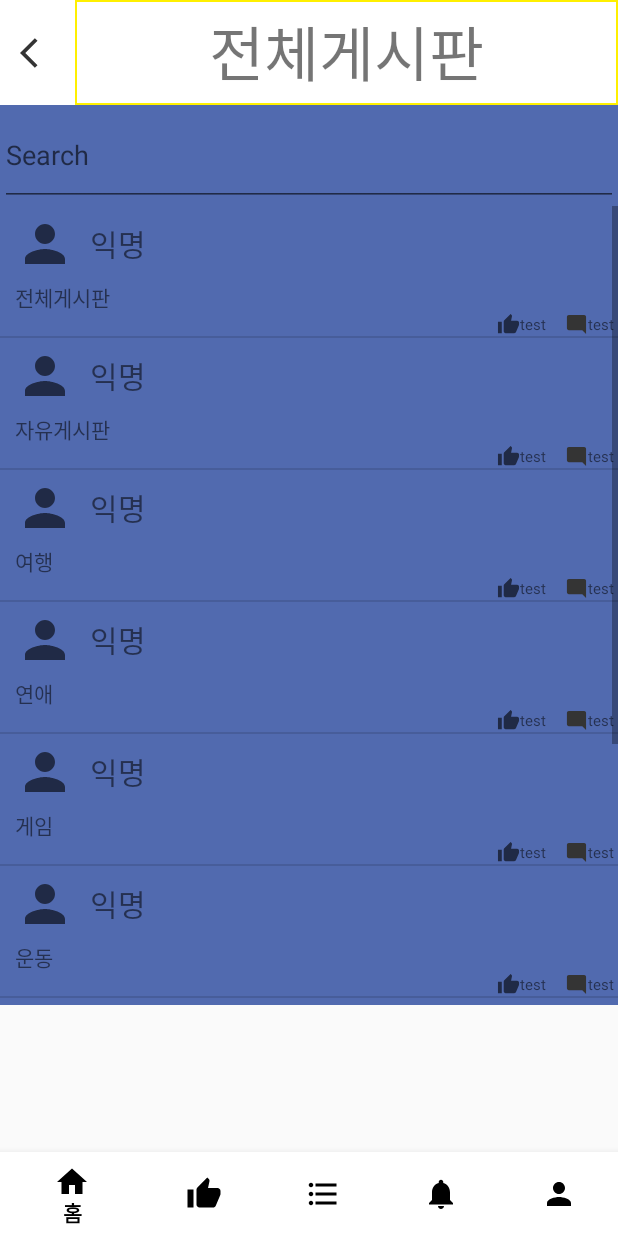
After one commit to moon722/MBTIclub, an Android app: the fragment PostListFrag placed in its activity, on a phone screen of 412 x 824 dp. The commit adds this screen. Run offline under Robolectric (Android 15) with nearby library versions, the phone set to English and light mode, and no system bars; 1 statement that could not run was skipped.

Commit message:
인주 게시물 리스트 대충 구현

```diff
--- a/app/src/main/java/com/example/mbticlub/BoardListViewAdapter.java
+++ b/app/src/main/java/com/example/mbticlub/BoardListViewAdapter.java
@@ -15,6 +15,10 @@ import android.widget.LinearLayout;
 import android.widget.TextView;
 import android.widget.Toast;
 
+import androidx.fragment.app.FragmentActivity;
+import androidx.fragment.app.FragmentManager;
+import androidx.fragment.app.FragmentTransaction;
+
 import java.util.ArrayList;
 import java.util.List;
 //대신 ListVewItemAdapter 써볼것
@@ -28,10 +32,19 @@ public class BoardListViewAdapter extends BaseAdapter implements Filterable {
     public ArrayList<BoardListViewItem> filteredItemList = listViewItemList;
     public ArrayList<String> OringinalItemList = OutputToFilter();
 
-    Filter listFilter;
+    public String board_name;
+
+    //fragment transaction
+    private FragmentManager boardFragementManager;
+    private FragmentTransaction boardFragmentTranscation;
+    private FragmentActivity boardFragmentActivity;
+
 
     //BoardListViewAdapter의 생성자
-    public BoardListViewAdapter(){
+    public BoardListViewAdapter(FragmentManager fm, FragmentTransaction ft, FragmentActivity fa){
+        boardFragementManager = fm;
+        boardFragmentTranscation = ft;
+        boardFragmentActivity = fa;
 
     }
 
@@ -53,7 +66,7 @@ public class BoardListViewAdapter extends BaseAdapter implements Filterable {
 
     //position에 위치한 데이터를 화면에 출력하는데 사용될 View를 리턴
     @Override
-    public View getView(final int position, View convertView, ViewGroup parent){
+    public View getView(final int position, View convertView, final ViewGroup parent){
         final int pos = position;
         final Context context = parent.getContext();
 
@@ -79,6 +92,9 @@ public class BoardListViewAdapter extends BaseAdapter implements Filterable {
             @Override
             public void onClick(View v) {
 
+                board_name = boardlistViewItem.getTitle();
+                boardFragmentTranscation.commit();
+
             }
         });
 
@@ -88,6 +104,7 @@ public class BoardListViewAdapter extends BaseAdapter implements Filterable {
 
                 if(boardlistViewItem.getIcon()==R.drawable.ic_baseline_star_border_24){
                     filteredItemList.get(position).setIcon(R.drawable.ic_baseline_star_24);
+
 //                    BoardListViewItem b =new BoardListViewItem();
 //                    b.setTitle(boardlistViewItem.getTitle());
 //                    b.setIcon(R.drawable.ic_baseline_star_24);
--- a/app/src/main/java/com/example/mbticlub/BoardListViewItem.java
+++ b/app/src/main/java/com/example/mbticlub/BoardListViewItem.java
@@ -7,7 +7,7 @@ import java.util.Arrays;
 public class BoardListViewItem {
     private int iconDrawable ;
     private String titleStr ;
-    private String descStr ;
+    private String content ;
 
     public void setIcon(int icon) {
         iconDrawable = icon ;
@@ -15,9 +15,9 @@ public class BoardListViewItem {
     public void setTitle(String title) {
         titleStr = title ;
     }
-//    public void setDesc(String desc) {
-//        descStr = desc ;
-//    }
+    public void setDesc(String desc) {
+        content = desc ;
+    }
 
     public int getIcon() {
         return this.iconDrawable ;
@@ -27,8 +27,8 @@ public class BoardListViewItem {
     }
 
 
-//    public String getDesc() {
-//        return this.descStr ;
-//    }
+    public String getDesc() {
+        return this.content ;
+    }
 
 }
--- a/app/src/main/java/com/example/mbticlub/Frag3.java
+++ b/app/src/main/java/com/example/mbticlub/Frag3.java
@@ -22,6 +22,9 @@ import android.widget.Toast;
 import androidx.annotation.NonNull;
 import androidx.annotation.Nullable;
 import androidx.fragment.app.Fragment;
+import androidx.fragment.app.FragmentActivity;
+import androidx.fragment.app.FragmentManager;
+import androidx.fragment.app.FragmentTransaction;
 
 import com.example.mbticlub.R;
 
@@ -38,26 +41,47 @@ public class Frag3 extends Fragment{
 
 
     //    -------------------board list,search
-//    String[] board_items;
-//    ArrayList<String> board_listitems;
-//    BoardListViewAdapter board_adapter;
     ListView board_listview;
     EditText board_editText_filter;
     int current_backgound=R.color.INTP;
+    //        -----------------
+
+    Bundle arguments;
 
 
     @Nullable
+
     @Override
     public View onCreateView(@NonNull LayoutInflater inflater, @Nullable ViewGroup container, @Nullable Bundle savedInstanceState) {
         view = inflater.inflate(R.layout.frag3,container,false);
         background = (LinearLayout)view.findViewById(R.id.board_background);
 
+
+        Fragment frag4 = new Frag4();
+        Fragment postlist_frag = new PostListFrag();
+        arguments = new Bundle();
+        arguments.putInt("background",current_backgound);
+        postlist_frag.setArguments(arguments);
+        FragmentTransaction transaction = getFragmentManager().beginTransaction();
+        transaction.replace(R.id.main_frame,postlist_frag);
+        transaction.addToBackStack(null);
+
+
+
+//        savedInstanceState.putInt("background",current_backgound);
+//        transaction.commit();
+
+
+
+
         final Context context = container.getContext();
 
-        final BoardListViewAdapter board_adapter=new BoardListViewAdapter();
+
+        final BoardListViewAdapter board_adapter=new BoardListViewAdapter(getFragmentManager(),transaction,(MainActivity)getActivity());
         board_listview = (ListView)view.findViewById(R.id.board_listview);
         board_listview.setAdapter(board_adapter);
         add_item(board_adapter);
+        arguments.putString("board_title",board_adapter.board_name);
 
         board_editText_filter=(EditText)view.findViewById(R.id.textSearch);
 //        init_boardList();
@@ -132,6 +156,7 @@ public class Frag3 extends Fragment{
         builder.setView(listView);
         final AlertDialog dialog = builder.create();
         //do action to Edit Text
+
         final EditText txtDate = (EditText)view.findViewById(R.id.editMBTI);
         txtDate.setOnClickListener(new View.OnClickListener() {
             @Override
@@ -150,6 +175,16 @@ public class Frag3 extends Fragment{
             }
         });
         background.setBackgroundResource(current_backgound);
+
+//        -----------------
+//        Fragment newFragement = new Frag4();
+//        FragmentTransaction transaction = getFragmentManager().beginTransaction();
+//        transaction.replace(R.id.main_frame,newFragement);
+//        transaction.addToBackStack(null);
+//        transaction.commit();
+
+
+
         return view;
     }
 
--- /dev/null
+++ b/app/src/main/java/com/example/mbticlub/PostListFrag.java
@@ -0,0 +1,100 @@
+package com.example.mbticlub;
+
+import android.app.AlertDialog;
+import android.content.Context;
+import android.os.Bundle;
+import android.text.Editable;
+import android.text.TextWatcher;
+import android.view.LayoutInflater;
+import android.view.View;
+import android.view.ViewGroup;
+import android.widget.AdapterView;
+import android.widget.ArrayAdapter;
+import android.widget.EditText;
+import android.widget.LinearLayout;
+import android.widget.ListView;
+import android.widget.TextView;
+
+import androidx.annotation.NonNull;
+import androidx.annotation.Nullable;
+import androidx.fragment.app.Fragment;
+import androidx.fragment.app.FragmentTransaction;
+
+import java.util.ArrayList;
+import java.util.List;
+
+public class PostListFrag extends Fragment{
+
+    private View view;
+    LinearLayout background;
+
+    ListView post_listview;
+    EditText post_editText_filter;
+    int current_backgound=R.color.INTP;
+
+    //        -----------------
+    Bundle receive_argu;
+
+
+    @Nullable
+    @Override
+    public View onCreateView(@NonNull LayoutInflater inflater, @Nullable ViewGroup container, @Nullable Bundle savedInstanceState) {
+        view = inflater.inflate(R.layout.post_listview,container,false);
+        background = (LinearLayout)view.findViewById(R.id.board_background);
+
+//        receive_argu = this.getArguments();
+        current_backgound = getArguments().getInt("background");
+
+
+
+
+        final PostListViewAdapter postlist_adapter=new PostListViewAdapter();
+        post_listview = (ListView)view.findViewById(R.id.post_listview);
+        post_listview.setAdapter(postlist_adapter);
+        add_item(postlist_adapter);
+
+        post_editText_filter=(EditText)view.findViewById(R.id.post_textSearch);
+        post_editText_filter.addTextChangedListener(new TextWatcher() {
+            @Override
+            public void beforeTextChanged(CharSequence s, int start, int count, int after) {
+            }
+
+            @Override
+            public void onTextChanged(CharSequence s, int start, int before, int count) {
+                postlist_adapter.getFilter().filter(s.toString());
+
+            }
+
+            @Override
+            public void afterTextChanged(Editable s) {
+
+            }
+        });
+//        ------------------------ board_title
+
+        //add data to listview
+
+//        final int[] board_colors = {R.color.INTJ,R.color.INTP,R.color.ENTJ,R.color.ENTP,
+//                R.color.INFJ,R.color.INFP,R.color.ENFJ,R.color.ENFP,
+//                R.color.ISTJ,R.color.INFJ,R.color.ESTJ,R.color.ESFJ,
+//                R.color.ISTP,R.color.ISFP,R.color.ESTP,R.color.ESFP};
+        final TextView board_title = (TextView) view.findViewById(R.id.edit_post_BoardName);
+//        board_title.setText(receive_argu.getString("board_title"));
+
+        background.setBackgroundResource(current_backgound);
+
+
+
+        return view;
+    }
+
+    public void add_item(PostListViewAdapter postlist_adapter){
+        String[] post_content=new String[]{"전체게시판","자유게시판","여행","연애","게임","운동","영화","독서","소모임"};
+        for(String item:post_content){
+            postlist_adapter.addItem("익명",R.drawable.ic_baseline_person_24,item);
+        }
+
+        postlist_adapter.notifyDataSetChanged();
+    }
+
+}
--- a/app/src/main/java/com/example/mbticlub/PostListViewAdpater.java
+++ b/app/src/main/java/com/example/mbticlub/PostListViewAdpater.java
@@ -1,84 +1,158 @@
-//package com.example.mbticlub;
-//
-//import android.content.Context;
-//import android.graphics.drawable.Drawable;
-//import android.view.LayoutInflater;
-//import android.view.View;
-//import android.view.ViewGroup;
-//import android.widget.BaseAdapter;
-//import android.widget.ImageView;
-//import android.widget.TextView;
-//
-//import org.w3c.dom.Text;
-//
-//import java.util.ArrayList;
+package com.example.mbticlub;
 
+import android.content.Context;
+import android.graphics.drawable.Drawable;
+import android.view.LayoutInflater;
+import android.view.View;
+import android.view.ViewGroup;
+import android.widget.AdapterView;
+import android.widget.BaseAdapter;
+import android.widget.Filter;
+import android.widget.Filterable;
+import android.widget.ImageButton;
+import android.widget.ImageView;
+import android.widget.LinearLayout;
+import android.widget.TextView;
+import android.widget.Toast;
+
+import androidx.fragment.app.FragmentManager;
+import androidx.fragment.app.FragmentTransaction;
+
+import java.util.ArrayList;
+import java.util.List;
 //대신 ListVewItemAdapter 써볼것
-//
-//class PostListViewAdapter extends BaseAdapter {
-//    private ImageView iconImageView;
-//    private TextView titleTextView;
-////    private TextView contentTextView;
-//
-//    //Adapter에 추가된 데이터를 저장하기 위한 ArrayList
-//    private ArrayList<ListViewItem> listViewItemList = new ArrayList<ListViewItem>();
-//
-//    //PostListViewAdapter의 생성자
-//    public PostListViewAdapter(){
-//
-//    }
-//
-//    //Adapter에 사용되는 데이터의 개수를 리턴
-//    @Override
-//    public int getCount(){
-//        return listViewItemList.size();
-//    }
-//
-//    @Override
-//    public Object getItem(int position) {
-//        return listViewItemList.get(position);
-//    }
-//
-//    @Override
-//    public long getItemId(int position) {
-//        return position;
-//    }
-//
-//    //position에 위치한 데이터를 화면에 출력하는데 사용될 View를 리턴
-//    @Override
-//    public View getView(int position, View convertView, ViewGroup parent){
-//        final int pos = position;
-//        final Context context = parent.getContext();
-//
-//        //"board_listview_item" Layout을 infalte하여 convertView참조 획득
-//        if(convertView == null){
-//            LayoutInflater inflater = (LayoutInflater)context.getSystemService(Context.LAYOUT_INFLATER_SERVICE);
-//            convertView=inflater.inflate(R.layout.board_listview_item,parent,false);
-//
-//        }
-//        //화면에 표시될 View(Layout이 inflate된)으로부터 위젯에 대한 참조 획득
-//        titleTextView=(TextView)convertView.findViewById(R.id.board_item_title);
-//        iconImageView= (ImageView) convertView.findViewById(R.id.board_item_icon);
-////        contentTextView=(TextView)convertView.findViewById(R.id.board_item_content);
-//
-//        ListViewItem listViewItem = listViewItemList.get(position);
-//
-//        //아이템 내 각 위젯에 데이터 반영
-//        titleTextView.setText(listViewItem.getTitle());
-//        iconImageView.setImageDrawable(listViewItem.getIcon());
-////        contentTextView.setText(listViewItem.getDesc());
-//
-//        return convertView;
-//
-//    }
-//    //아이템 데이터 추가를 위한 함수
-//    public void addItem(String title, Drawable icon, String content){
-//        ListViewItem item = new ListViewItem();
-//
-//        item.setTitle(title);
-//        item.setIcon(icon);
-////        item.setDesc(content);
-//        listViewItemList.add(item);
-//    }
-//
-//}
+
+class PostListViewAdapter extends BaseAdapter implements Filterable {
+    private TextView titleTextView;
+    private ImageView iconImageView;
+    private TextView contentTextView;
+
+    //Adapter에 추가된 데이터를 저장하기 위한 ArrayList
+    public ArrayList<BoardListViewItem> listViewItemList = new ArrayList<BoardListViewItem>();
+    public ArrayList<BoardListViewItem> filteredItemList = listViewItemList;
+//    public ArrayList<String> OringinalItemList = OutputToFilter();
+
+
+    //fragment transaction
+//    private FragmentManager boardFragementManager;
+//    private FragmentTransaction boardFragmentTranscation;
+
+
+    //BoardListViewAdapter의 생성자
+    public PostListViewAdapter(){
+//        boardFragementManager = fm;
+//        boardFragmentTranscation = ft;
+    }
+
+    //Adapter에 사용되는 데이터의 개수를 리턴
+    @Override
+    public int getCount(){
+        return filteredItemList.size();
+    }
+
+    @Override
+    public Object getItem(int position) {
+        return filteredItemList.get(position);
+    }
+
+    @Override
+    public long getItemId(int position) {
+        return position;
+    }
+
+    //position에 위치한 데이터를 화면에 출력하는데 사용될 View를 리턴
+    @Override
+    public View getView(final int position, View convertView, ViewGroup parent){
+        final int pos = position;
+        final Context context = parent.getContext();
+
+        //"board_listview_item" Layout을 infalte하여 convertView참조 획득
+        if(convertView == null){
+            LayoutInflater inflater = (LayoutInflater)context.getSystemService(Context.LAYOUT_INFLATER_SERVICE);
+            convertView=inflater.inflate(R.layout.post_listview_item,parent,false);
+
+        }
+        //화면에 표시될 View(Layout이 inflate된)으로부터 위젯에 대한 참조 획득
+        titleTextView=(TextView)convertView.findViewById(R.id.post_item_title);
+        iconImageView = (ImageView) convertView.findViewById(R.id.post_item_icon);
+        contentTextView = (TextView)convertView.findViewById(R.id.post_item_content);
+
+
+        final BoardListViewItem postlistViewItem = filteredItemList.get(position);
+
+        //아이템 내 각 위젯에 데이터 반영
+        titleTextView.setText(postlistViewItem.getTitle());
+        iconImageView.setImageResource(postlistViewItem.getIcon());
+        contentTextView.setText(postlistViewItem.getDesc());
+        titleTextView.setOnClickListener(new AdapterView.OnClickListener(){
+
+            @Override
+            public void onClick(View v) {
+//                boardFragmentTranscation.commit();
+
+            }
+        });
+
+        iconImageView.setOnClickListener(new AdapterView.OnClickListener(){
+            @Override
+            public void onClick(View v) {
+
+            }
+        });
+
+
+
+
+        return convertView;
+
+    }
+
+    //아이템 데이터 추가를 위한 함수
+    public void addItem(String title, int icon,String content){
+        BoardListViewItem item = new BoardListViewItem();
+
+
+        item.setTitle(title);
+        item.setIcon(icon);
+        item.setDesc(content);
+        listViewItemList.add(item);
+    }
+
+    @Override
+    public Filter getFilter(){
+        Filter g_filter = new Filter() {
+
+
+            @Override
+            protected FilterResults performFiltering(CharSequence constraint) {
+                FilterResults results = new FilterResults();
+                List<BoardListViewItem> filteredArrList = new ArrayList<BoardListViewItem>();
+                if(constraint == null || constraint.length()==0){
+                    results.count = listViewItemList.size();
+                    results.values = listViewItemList;
+
+                }
+                else{
+                    constraint = constraint.toString().toLowerCase();
+                    for(int i = 0 ; i < listViewItemList.size(); i++){
+                        BoardListViewItem data = listViewItemList.get(i);
+                        if(data.getDesc().toLowerCase().contains(constraint.toString())){
+                            filteredArrList.add(data);
+                        }
+                    }
+                    results.count = filteredArrList.size();
+                    results.values = filteredArrList;
+                }
+                return results;
+            }
+
+            @Override
+            protected void publishResults(CharSequence constraint, FilterResults results) {
+                filteredItemList = (ArrayList<BoardListViewItem>) results.values;
+                notifyDataSetChanged();
+            }
+        };
+        return g_filter;
+    }
+
+}
--- /dev/null
+++ b/app/src/main/res/drawable/ic_baseline_arrow_back_ios_24.xml
@@ -0,0 +1,5 @@
+<vector android:height="24dp" android:tint="#343434"
+    android:viewportHeight="24" android:viewportWidth="24"
+    android:width="24dp" xmlns:android="http://schemas.android.com/apk/res/android">
+    <path android:fillColor="@android:color/white" android:pathData="M11.67,3.87L9.9,2.1 0,12l9.9,9.9 1.77,-1.77L3.54,12z"/>
+</vector>
--- /dev/null
+++ b/app/src/main/res/drawable/ic_baseline_mode_comment_24.xml
@@ -0,0 +1,5 @@
+<vector android:height="24dp" android:tint="#343434"
+    android:viewportHeight="24" android:viewportWidth="24"
+    android:width="24dp" xmlns:android="http://schemas.android.com/apk/res/android">
+    <path android:fillColor="@android:color/white" android:pathData="M21.99,4c0,-1.1 -0.89,-2 -1.99,-2H4c-1.1,0 -2,0.9 -2,2v12c0,1.1 0.9,2 2,2h14l4,4 -0.01,-18z"/>
+</vector>
--- /dev/null
+++ b/app/src/main/res/layout/post_listview.xml
@@ -0,0 +1,59 @@
+<?xml version="1.0" encoding="utf-8"?>
+<LinearLayout xmlns:android="http://schemas.android.com/apk/res/android"
+    android:id="@+id/board_background"
+    android:layout_width="match_parent"
+    android:layout_height="match_parent"
+    xmlns:app="http://schemas.android.com/apk/res-auto"
+    android:orientation="vertical">
+
+
+
+
+
+
+    <LinearLayout
+        android:layout_width="match_parent"
+        android:layout_height="wrap_content"
+        android:orientation="horizontal">
+
+
+        <ImageButton
+            android:id="@+id/post_back_button"
+            android:layout_width="50dp"
+            android:layout_height="match_parent"
+            android:src="@drawable/ic_baseline_arrow_back_ios_24"
+            android:background="#FFFFFF"
+            />
+
+        <TextView
+            android:id="@+id/edit_post_BoardName"
+            android:layout_width="match_parent"
+            android:layout_height="70dp"
+            android:gravity="center"
+
+            android:ems="10"
+            android:focusable="false"
+            android:text="전체게시판"
+            android:textSize="40sp"
+            android:background="@drawable/mbti_edge"
+            app:layout_constraintEnd_toEndOf="parent"
+            app:layout_constraintStart_toStartOf="parent"
+            app:layout_constraintTop_toTopOf="parent"/>
+
+
+
+    </LinearLayout>
+
+    <EditText
+        android:id="@+id/post_textSearch"
+        android:layout_width="match_parent"
+        android:layout_height="67dp"
+        android:hint="Search" />
+    <ListView
+        android:id="@+id/post_listview"
+        android:layout_width="match_parent"
+        android:layout_height="match_parent"></ListView>
+
+
+
+</LinearLayout>
--- a/app/src/main/res/layout/post_listview_item.xml
+++ b/app/src/main/res/layout/post_listview_item.xml
@@ -3,50 +3,93 @@
     android:layout_width="match_parent"
     android:layout_height="match_parent"
     android:orientation="horizontal">
-    <LinearLayout
-        android:layout_width="match_parent"
-        android:layout_height="match_parent"
-        android:orientation="vertical"
-        android:paddingLeft="10dp"
-        android:paddingTop="10dp"
-        android:paddingRight="10dp"
-        android:paddingBottom="10dp">
+
 
         <LinearLayout
             android:layout_width="match_parent"
-            android:layout_height="25dp"
+            android:layout_height="wrap_content"
             android:layout_gravity="left"
             android:layout_weight="1"
             android:orientation="vertical"
             android:paddingLeft="0dp">
 
+            <LinearLayout
+                android:layout_width="match_parent"
+                android:layout_height="wrap_content"
+                android:layout_gravity="top"
+                android:layout_weight="1"
+                android:orientation="horizontal">
+
+                <ImageView
+                    android:id="@+id/post_item_icon"
+                    android:layout_marginLeft="10dp"
+                    android:layout_marginTop="5dp"
+                    android:layout_width="40dp"
+                    android:layout_height="40dp"
+                    android:src="@drawable/ic_baseline_person_24" />
+
+                <TextView
+                    android:id="@+id/post_item_title"
+                    android:layout_width="match_parent"
+                    android:layout_height="50dp"
+                    android:gravity="center_vertical"
+                    android:layout_marginLeft="10dp"
+                    android:text="test"
+                    android:textSize="20dp" />
+
+            </LinearLayout>
             <TextView
-                android:id="@+id/board_item_title"
+                android:id="@+id/post_item_content"
                 android:layout_width="match_parent"
-                android:layout_height="50dp"
-                android:text="test"
-                android:textSize="15dp"/>
-        </LinearLayout>
-        <LinearLayout
-            android:layout_width="match_parent"
-            android:layout_height="50dp"
-            android:layout_gravity="top"
-            android:layout_weight="1"
-            android:orientation="horizontal">
+                android:layout_height="wrap_content"
+                android:layout_marginLeft="10dp"
+                android:text="테스트입니다." />
 
-<!--            <ImageView-->
-<!--                android:id="@+id/board_item_icon"-->
-<!--                android:layout_width="50dp"-->
-<!--                android:layout_height="wrap_content"-->
-<!--                android:src="@drawable/ic_baseline_person_24"/>-->
 
-            <!--            <TextView-->
-            <!--                android:id="@+id/board_item_content"-->
-            <!--                android:layout_width="wrap_content"-->
-            <!--                android:layout_height="match_parent"-->
-            <!--                android:gravity="center"-->
-            <!--                android:text="테스트입니다."/>-->
+            <LinearLayout
+                android:layout_width="match_parent"
+                android:layout_height="wrap_content"
+                android:layout_gravity="top"
+                android:layout_weight="1"
+                android:orientation="horizontal">
+                <View
+                    android:layout_width="0dp"
+                    android:layout_height="0dp"
+                    android:layout_weight="1"/>
+                <ImageView
+                    android:id="@+id/post_item_RecommandIcon"
+                    android:layout_marginLeft="10dp"
+                    android:layout_width="15dp"
+                    android:layout_height="15dp"
+                    android:layout_gravity="right"
+                    android:src="@drawable/ic_baseline_thumb_up_24" />
+
+                <TextView
+                    android:id="@+id/post_item_RecommandNum"
+                    android:layout_width="20dp"
+                    android:layout_height="15dp"
+                    android:gravity="center_vertical"
+                    android:text="test"
+                    android:textSize="10dp" />
+
+                <ImageView
+                    android:id="@+id/post_item_CommentIcon"
+                    android:layout_marginLeft="10dp"
+                    android:layout_width="15dp"
+                    android:layout_height="15dp"
+                    android:layout_gravity="right"
+                    android:src="@drawable/ic_baseline_mode_comment_24" />
+
+                <TextView
+                    android:id="@+id/post_item_CommentNum"
+                    android:layout_width="20dp"
+                    android:layout_height="15dp"
+                    android:gravity="center_vertical"
+                    android:text="test"
+                    android:textSize="10dp" />
+
+            </LinearLayout>
+
 
         </LinearLayout>
-    </LinearLayout>
 </LinearLayout>
```
